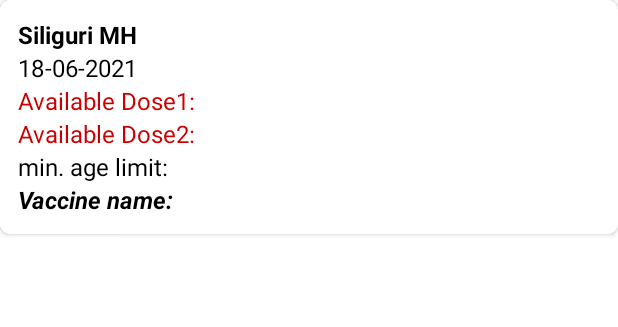
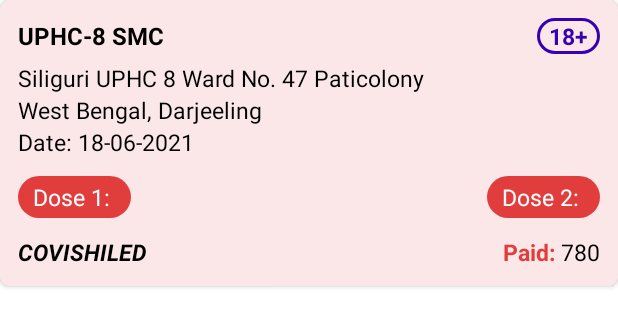
Before and after one commit to deepdhar/Vaccine-Tracker-App, an Android app: the layout data_layout.xml on its own in the app's theme, with its tools: preview values and no code run, on a phone screen of 412 x 824 dp. Shown: the top 327 px of the screen. Run offline under Robolectric (Android 15) with nearby library versions, the light colour scheme and no system bars; network calls fail.

Commit message:
updated UI & features, and removed bugs

```diff
--- /dev/null
+++ b/app/src/main/res/drawable/age_bg.xml
@@ -0,0 +1,12 @@
+<?xml version="1.0" encoding="utf-8"?>
+<selector xmlns:android="http://schemas.android.com/apk/res/android">
+
+    <item>
+        <shape>
+            <stroke android:color="@color/purple_700"
+                android:width="2dp"/>
+            <corners android:radius="20dp"/>
+        </shape>
+    </item>
+
+</selector>
--- /dev/null
+++ b/app/src/main/res/drawable/dose_bg.xml
@@ -0,0 +1,8 @@
+<?xml version="1.0" encoding="utf-8"?>
+<shape xmlns:android="http://schemas.android.com/apk/res/android"
+    android:shape="rectangle">
+
+    <corners android:radius="50dp"/>
+    <solid android:color="#E13D3D"/>
+
+</shape>
--- a/app/src/main/res/layout/data_layout.xml
+++ b/app/src/main/res/layout/data_layout.xml
@@ -1,76 +1,156 @@
 <?xml version="1.0" encoding="utf-8"?>
 <androidx.cardview.widget.CardView xmlns:android="http://schemas.android.com/apk/res/android"
+    xmlns:app="http://schemas.android.com/apk/res-auto"
     android:layout_width="match_parent"
     android:layout_height="wrap_content"
-    xmlns:app="http://schemas.android.com/apk/res-auto"
-    android:elevation="18dp"
+    android:layout_marginBottom="15dp"
+    android:elevation="12dp"
     app:cardCornerRadius="7dp"
-    android:layout_marginBottom="12dp">
+    android:paddingVertical="10dp">
 
     <LinearLayout
         android:layout_width="match_parent"
         android:layout_height="wrap_content"
+        android:background="#FBE7E7"
         android:orientation="vertical"
-        android:padding="12dp"
-        android:background="@color/white">
+        android:padding="12dp">
+
+        <LinearLayout
+            android:layout_width="match_parent"
+            android:layout_height="wrap_content"
+            android:layout_marginBottom="5dp"
+            android:orientation="horizontal">
 
             <TextView
                 android:id="@+id/venue_tv"
+                android:layout_width="0dp"
+                android:layout_height="wrap_content"
+                android:layout_weight="5"
+                android:text="UPHC-8 SMC"
+                android:textColor="@color/black"
+                android:textSize="16sp"
+                android:textStyle="bold" />
+
+            <TextView
+                android:id="@+id/minAgeLimit_tv"
+                android:layout_width="wrap_content"
+                android:layout_height="wrap_content"
+                android:layout_alignParentEnd="true"
+                android:text="18+"
+                android:background="@drawable/age_bg"
+                android:paddingVertical="1dp"
+                android:paddingHorizontal="8dp"
+                android:textStyle="bold"
+                android:textColor="@color/purple_700"
+                android:textSize="15sp" />
+
+        </LinearLayout>
+
+
+        <TextView
+            android:id="@+id/venue_address_tv"
             android:layout_width="match_parent"
             android:layout_height="wrap_content"
-            android:text="Siliguri MH"
+            android:text="Siliguri UPHC 8 Ward No. 47 Paticolony"
             android:textColor="@color/black"
-            android:textStyle="bold"
-            android:textSize="16sp"/>
+            android:textSize="15sp" />
+
+        <TextView
+            android:id="@+id/state_dist_tv"
+            android:layout_width="match_parent"
+            android:layout_height="wrap_content"
+            android:text="West Bengal, Darjeeling"
+            android:textColor="@color/black"
+            android:textSize="15sp" />
 
         <TextView
             android:id="@+id/date_tv"
             android:layout_width="match_parent"
             android:layout_height="wrap_content"
-            android:text="18-06-2021"
+            android:text="Date: 18-06-2021"
             android:textColor="@color/black"
-            android:textSize="16sp"/>
+            android:textSize="15sp" />
+
+        <RelativeLayout
+            android:layout_width="match_parent"
+            android:layout_height="wrap_content"
+            android:layout_marginVertical="12dp">
+
+            <LinearLayout
+                android:layout_width="wrap_content"
+                android:layout_height="wrap_content"
+                android:background="@drawable/dose_bg"
+                android:paddingHorizontal="10dp"
+                android:paddingVertical="3dp">
 
                 <TextView
                     android:id="@+id/dose1_tv"
-            android:layout_width="match_parent"
+                    android:layout_width="wrap_content"
                     android:layout_height="wrap_content"
-            android:text="Available Dose1: "
-            android:textColor="@android:color/holo_red_dark"
-            android:textSize="16sp"/>
+                    android:text="Dose 1: "
+                    android:textColor="@color/white"
+                    android:textSize="15sp" />
+
+            </LinearLayout>
+
+            <LinearLayout
+                android:layout_width="wrap_content"
+                android:layout_height="wrap_content"
+                android:layout_alignParentEnd="true"
+                android:background="@drawable/dose_bg"
+                android:paddingHorizontal="10dp"
+                android:paddingVertical="3dp">
 
                 <TextView
                     android:id="@+id/dose2_tv"
+                    android:layout_width="wrap_content"
+                    android:layout_height="wrap_content"
+                    android:text="Dose 2: "
+                    android:textColor="@color/white"
+                    android:textSize="15sp" />
+
+            </LinearLayout>
+
+        </RelativeLayout>
+
+
+
+
+        <RelativeLayout
             android:layout_width="match_parent"
-            android:layout_height="wrap_content"
-            android:text="Available Dose2: "
-            android:textColor="@android:color/holo_red_dark"
-            android:textSize="16sp"/>
-
-        <TextView
-            android:id="@+id/minAgeLimit_tv"
-            android:layout_width="match_parent"
-            android:layout_height="wrap_content"
-            android:text="min. age limit: "
-            android:textColor="@color/black"
-            android:textSize="16sp"/>
-
-<!--        <TextView-->
-<!--            android:id="@+id/vaccinationFee_tv"-->
-<!--            android:layout_width="match_parent"-->
-<!--            android:layout_height="wrap_content"-->
-<!--            android:text="vaccination fee: "-->
-<!--            android:textColor="@color/black"-->
-<!--            android:textSize="16sp"/>-->
+            android:layout_height="wrap_content">
 
             <TextView
                 android:id="@+id/vaccineName_tv"
-            android:layout_width="match_parent"
+                android:layout_width="wrap_content"
                 android:layout_height="wrap_content"
-            android:text="Vaccine name: "
+                android:text="COVISHILED"
                 android:textColor="@color/black"
-            android:textSize="16sp"
-            android:textStyle="bold|italic"/>
+                android:textSize="15sp"
+                android:textStyle="bold|italic" />
+
+            <TextView
+                android:id="@+id/vaccinationFee_tv"
+                android:layout_width="wrap_content"
+                android:layout_height="wrap_content"
+                android:text="Paid: "
+                android:textColor="#FFE13D3D"
+                android:textStyle="bold"
+                android:layout_toLeftOf="@id/vaccinationFee_tv2"
+                android:textSize="15sp"/>
+
+            <TextView
+                android:id="@+id/vaccinationFee_tv2"
+                android:layout_width="wrap_content"
+                android:layout_height="wrap_content"
+                android:text="780"
+                android:layout_alignParentEnd="true"
+                android:textSize="15sp"
+                android:textColor="@color/black"/>
+
+        </RelativeLayout>
+
+
 
     </LinearLayout>
 
```
Also changed, not shown: app/src/main/java/com/example/android/vaccinetracker/VaccineActivity.java (+35 -25 lines), app/src/main/java/com/example/android/vaccinetracker/VaccineData.java (+40 -9 lines), app/src/main/java/com/example/android/vaccinetracker/VaccineDataAdapter.java (+15 -2 lines), app/src/main/res/drawable/edittext_bg.xml (added, +8 -0 lines), app/src/main/res/layout/activity_main.xml (+14 -9 lines), app/src/main/res/layout/activity_vaccine.xml (+9 -0 lines). Lines whose indentation alone changed are shown as unchanged.
